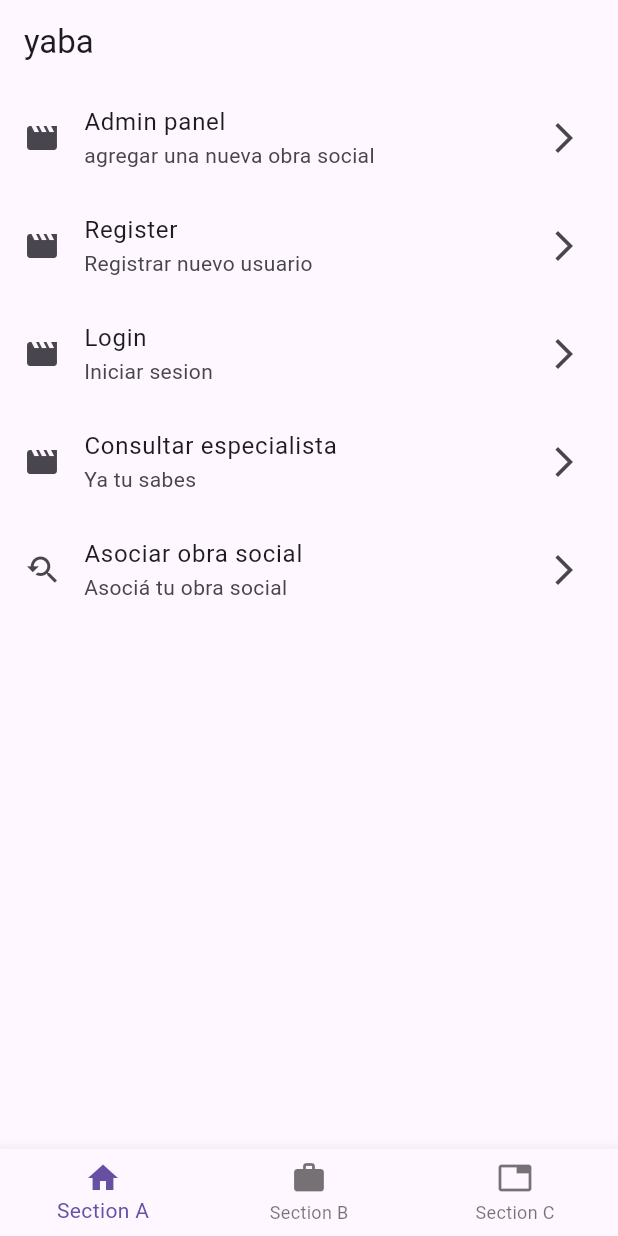
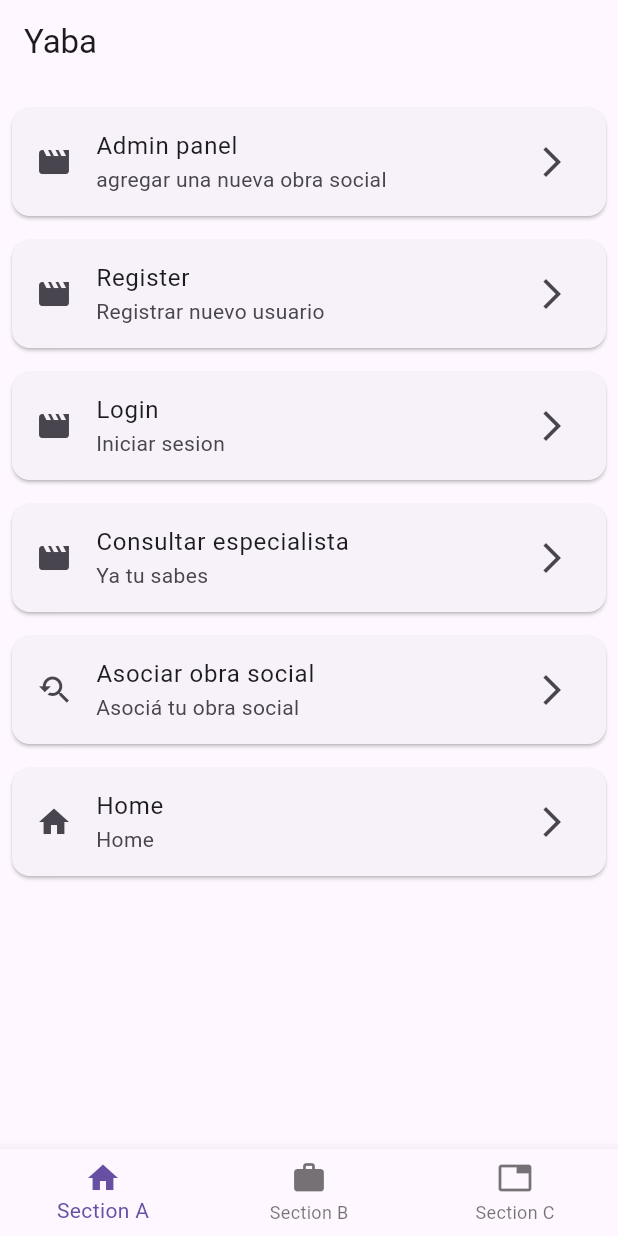
Before and after one commit to Sixela33/AutoGuard, a Flutter app: the HomeScreen screen opened by its route, on a phone screen of 412 x 824 dp. Run offline on Flutter 3.47's test engine with Material 3 defaults, Android fonts, the phone set to English and light mode, and no system bars; our stand-ins replace cloud_firestore, firebase_auth, firebase_core, flutter_dotenv, flutter_riverpod, go_router; missing offline and left inert: dart_openai; accounts and stored records are empty.

Commit message:
Generar flujo de registro e inicio de sesion

```diff
--- a/lib/core/appRouter.dart
+++ b/lib/core/appRouter.dart
@@ -1,5 +1,5 @@
 import 'package:autoguard/presentation/components/ScaffoldWithNavbar.dart';
-import 'package:autoguard/presentation/screens/AgregarNevaObraSocial.dart';
+import 'package:autoguard/presentation/screens/AgregarNuevaObraSocial.dart';
 import 'package:autoguard/presentation/screens/AgregarObraSocialUsuario.dart';
 import 'package:autoguard/presentation/screens/ConsultarEspecialista.dart';
 import 'package:autoguard/presentation/screens/HomeScreen.dart';
@@ -20,8 +20,13 @@ final appRouter = GoRouter(
           path: 'login',
           builder: (context, state) => LoginScreen(),
         ),
+        GoRoute(
+          name: RegistrationScreen.name,
+          path: 'register',
+          builder: (context, state) => RegistrationScreen(),
+        ),
         StatefulShellRoute.indexedStack(
-          builder: ((context, state, navigationShell) => ScaffoldWithNavBar(navigationShell: navigationShell)),
+          builder: (context, state, navigationShell) => ScaffoldWithNavBar(navigationShell: navigationShell),
           branches: [
             StatefulShellBranch(
               routes: [
@@ -32,35 +37,30 @@ final appRouter = GoRouter(
                 ),
               ],
             ),
-            StatefulShellBranch(routes: [
+            StatefulShellBranch(
+              routes: [
                 GoRoute(
                   name: AgregarNuevaObraSocial.name,
                   path: 'Admin',
                   builder: (context, state) => AgregarNuevaObraSocial(),
                 ),
-            ]),
-            StatefulShellBranch(routes: [
+              ],
+            ),
+            StatefulShellBranch(
+              routes: [
                 GoRoute(
                   path: 'especialista',
-                builder: (context, state) => ConsultarEspecialista()
-              )
-            ])
-          ]
+                  builder: (context, state) => ConsultarEspecialista(),
                 ),
-
-        GoRoute(
-          name: RegistrationScreen.name,
-          path: 'register',
-          builder: (context, state) => RegistrationScreen(),
+              ],
+            ),
+          ],
         ),
         GoRoute(
           path: 'asociarObraSocial',
-          builder: (context, state) => AgregarObraSocial()
+          builder: (context, state) => AgregarObraSocial(),
         ),
-      ]
-    )
-
       ],
-
-
+    ),
+  ],
 );
--- a/lib/core/menu/menu_items.dart
+++ b/lib/core/menu/menu_items.dart
@@ -40,4 +40,10 @@ const List<MenuItem> menuItems = [
     icon: Icons.youtube_searched_for_outlined,
     link: "/asociarObraSocial"
   ),
+  MenuItem(
+    title: "Home",
+    subtitle: "Home",
+    icon: Icons.home,
+    link: "/home"
+    ),
 ];
--- a/lib/presentation/screens/HomeScreen.dart
+++ b/lib/presentation/screens/HomeScreen.dart
@@ -3,13 +3,15 @@ import 'package:flutter/material.dart';
 import 'package:go_router/go_router.dart';
 
 class HomeScreen extends StatelessWidget {
-  static String name = 'HomeScreen';
+  static String name = 'home';
   const HomeScreen({super.key});
 
   @override
   Widget build(BuildContext context) {
     return Scaffold(
-      appBar: AppBar(title: const Text('yaba'),),
+      appBar: AppBar(
+        title: const Text('Yaba'),
+      ),
       body: const _HomeView(),
     );
   }
@@ -23,22 +25,15 @@ class _HomeView extends StatelessWidget {
   @override
   Widget build(BuildContext context) {
     const items = menuItems;
-    return ListView.builder(
+    return Padding(
+      padding: const EdgeInsets.all(8.0),
+      child: ListView.builder(
         itemCount: items.length,
         itemBuilder: (context, index) {
           final item = items[index];
-        return _CustomListTile(item: item,);
-      },);
-  }
-}
-
-class _CustomListTile extends StatelessWidget {
-  final MenuItem item;
-  const _CustomListTile({super.key, required this.item});
-
-  @override
-  Widget build(BuildContext context) {
-    return ListTile(
+          return Card(
+            margin: const EdgeInsets.symmetric(vertical: 8),
+            child: ListTile(
               title: Text(item.title),
               subtitle: Text(item.subtitle),
               leading: Icon(item.icon),
@@ -46,6 +41,10 @@ class _CustomListTile extends StatelessWidget {
               onTap: () {
                 context.push(item.link);
               },
+            ),
+          );
+        },
+      ),
     );
   }
 }
```
Also changed, not shown: lib/presentation/screens/LoginScreen.dart (+12 -2 lines), lib/presentation/screens/RegistrationScreen.dart (+10 -4 lines), lib/presentation/screens/WelcomeScreen.dart (+79 -19 lines), lib/presentation/screens/AgregarNuevaObraSocial.dart (renamed from lib/presentation/screens/AgregarNevaObraSocial.dart). Lines whose indentation alone changed are shown as unchanged.
